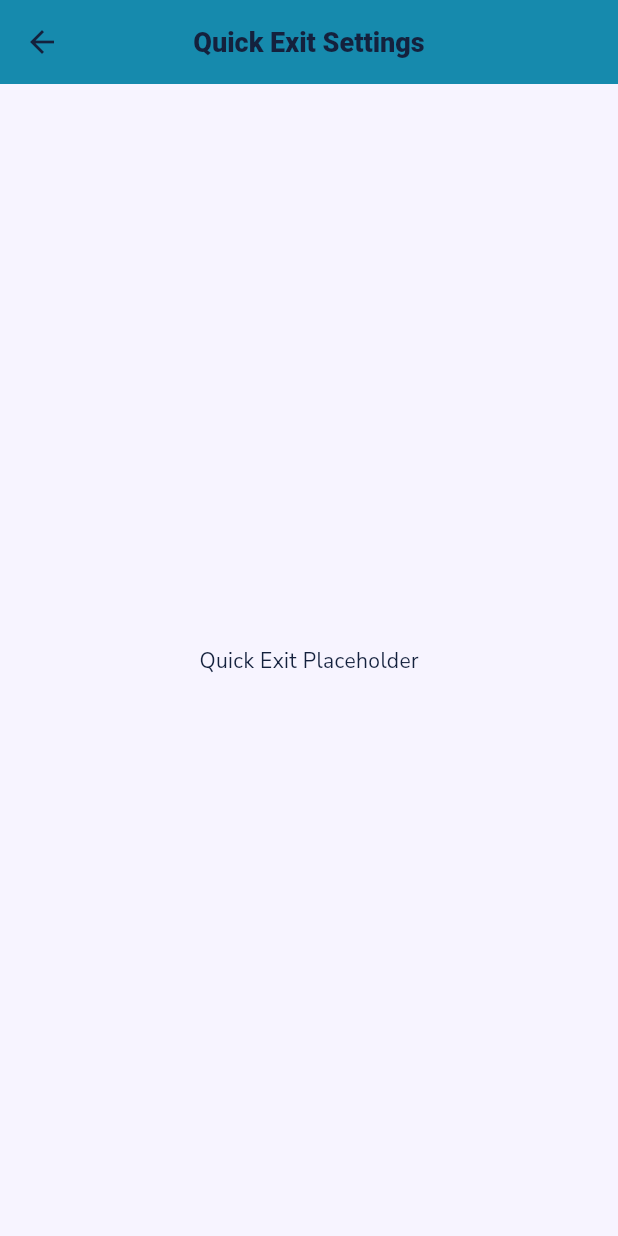
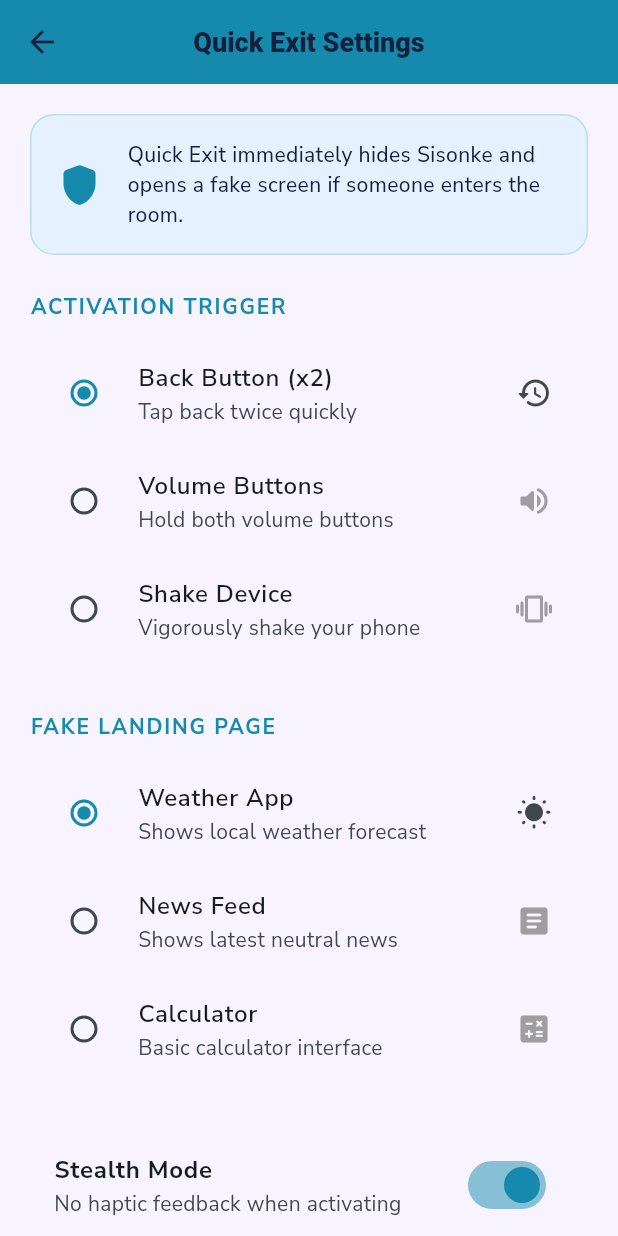
Before and after one commit to brian-sama/Sisonke, a Flutter app: the QuickExitScreen screen opened by its route, on a phone screen of 412 x 824 dp. Run offline on Flutter 3.47's test engine with Material 3 defaults, Android fonts, the phone set to English and light mode, and no system bars; our stand-ins replace cached_network_image, dio, flutter_riverpod, flutter_secure_storage, go_router, google_fonts and 5 more; missing offline and left inert: encrypt; accounts and stored records are empty; generated files the repository leaves out were written again; network calls fail.

Commit message:
quick exit

```diff
--- a/sisonke/lib/features/emergency/screens/quick_exit_screen.dart
+++ b/sisonke/lib/features/emergency/screens/quick_exit_screen.dart
@@ -1,13 +1,122 @@
 import 'package:flutter/material.dart';
 import 'package:sisonke/shared/widgets/index.dart';
 
-class QuickExitScreen extends StatelessWidget {
+class QuickExitScreen extends StatefulWidget {
   const QuickExitScreen({super.key});
+
+  @override
+  State<QuickExitScreen> createState() => _QuickExitScreenState();
+}
+
+class _QuickExitScreenState extends State<QuickExitScreen> {
+  String _trigger = 'Back Button (x2)';
+  String _fakeScreen = 'Weather App';
+  bool _stealthMode = true;
+
   @override
   Widget build(BuildContext context) {
-    return const Scaffold(
-      appBar: SisonkeAppBar(title: 'Quick Exit Settings'),
-      body: Center(child: Text('Quick Exit Placeholder')),
+    final theme = Theme.of(context);
+    final colorScheme = theme.colorScheme;
+
+    return Scaffold(
+      appBar: const SisonkeAppBar(title: 'Quick Exit Settings'),
+      body: ListView(
+        padding: const EdgeInsets.all(20),
+        children: [
+          _buildInfoCard(colorScheme),
+          const SizedBox(height: 24),
+          Text(
+            'ACTIVATION TRIGGER',
+            style: theme.textTheme.labelLarge?.copyWith(
+              color: colorScheme.primary,
+              letterSpacing: 1.2,
+              fontWeight: FontWeight.bold,
+            ),
+          ),
+          const SizedBox(height: 12),
+          _buildTriggerOption('Back Button (x2)', 'Tap back twice quickly', Icons.history_rounded),
+          _buildTriggerOption('Volume Buttons', 'Hold both volume buttons', Icons.volume_up_rounded),
+          _buildTriggerOption('Shake Device', 'Vigorously shake your phone', Icons.vibration_rounded),
+          const SizedBox(height: 32),
+          Text(
+            'FAKE LANDING PAGE',
+            style: theme.textTheme.labelLarge?.copyWith(
+              color: colorScheme.primary,
+              letterSpacing: 1.2,
+              fontWeight: FontWeight.bold,
+            ),
+          ),
+          const SizedBox(height: 12),
+          _buildLandingOption('Weather App', 'Shows local weather forecast', Icons.wb_sunny_rounded),
+          _buildLandingOption('News Feed', 'Shows latest neutral news', Icons.article_rounded),
+          _buildLandingOption('Calculator', 'Basic calculator interface', Icons.calculate_rounded),
+          const SizedBox(height: 32),
+          SwitchListTile(
+            title: const Text('Stealth Mode', style: TextStyle(fontWeight: FontWeight.bold)),
+            subtitle: const Text('No haptic feedback when activating'),
+            value: _stealthMode,
+            onChanged: (val) => setState(() => _stealthMode = val),
+            activeColor: colorScheme.primary,
+          ),
+          const SizedBox(height: 40),
+          SisonkeButton(
+            label: 'Save Configuration',
+            onPressed: () {
+              ScaffoldMessenger.of(context).showSnackBar(
+                const SnackBar(content: Text('Quick Exit settings saved')),
+              );
+            },
+            isFullWidth: true,
+          ),
+        ],
+      ),
+    );
+  }
+
+  Widget _buildInfoCard(ColorScheme colorScheme) {
+    return Container(
+      padding: const EdgeInsets.all(16),
+      decoration: BoxDecoration(
+        color: colorScheme.primaryContainer.withValues(alpha: 0.3),
+        borderRadius: BorderRadius.circular(16),
+        border: Border.all(color: colorScheme.primary.withValues(alpha: 0.2)),
+      ),
+      child: Row(
+        children: [
+          Icon(Icons.shield_rounded, color: colorScheme.primary, size: 32),
+          const SizedBox(width: 16),
+          const Expanded(
+            child: Text(
+              'Quick Exit immediately hides Sisonke and opens a fake screen if someone enters the room.',
+              style: TextStyle(fontWeight: FontWeight.w500),
+            ),
+          ),
+        ],
+      ),
+    );
+  }
+
+  Widget _buildTriggerOption(String title, String sub, IconData icon) {
+    final selected = _trigger == title;
+    return RadioListTile<String>(
+      title: Text(title, style: const TextStyle(fontWeight: FontWeight.w600)),
+      subtitle: Text(sub),
+      secondary: Icon(icon, color: selected ? null : Colors.grey),
+      value: title,
+      groupValue: _trigger,
+      onChanged: (val) => setState(() => _trigger = val!),
+    );
+  }
+
+  Widget _buildLandingOption(String title, String sub, IconData icon) {
+    final selected = _fakeScreen == title;
+    return RadioListTile<String>(
+      title: Text(title, style: const TextStyle(fontWeight: FontWeight.w600)),
+      subtitle: Text(sub),
+      secondary: Icon(icon, color: selected ? null : Colors.grey),
+      value: title,
+      groupValue: _fakeScreen,
+      onChanged: (val) => setState(() => _fakeScreen = val!),
     );
   }
 }
```
Also changed, not shown: 1 other file.
